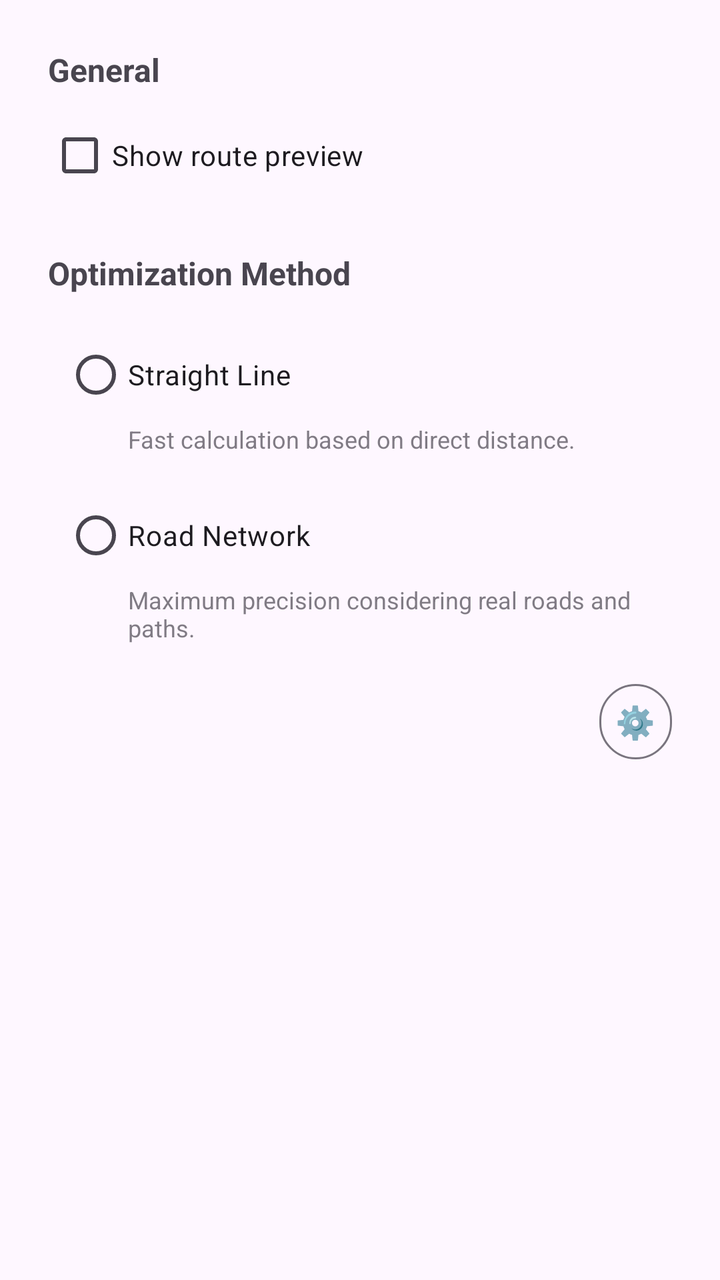
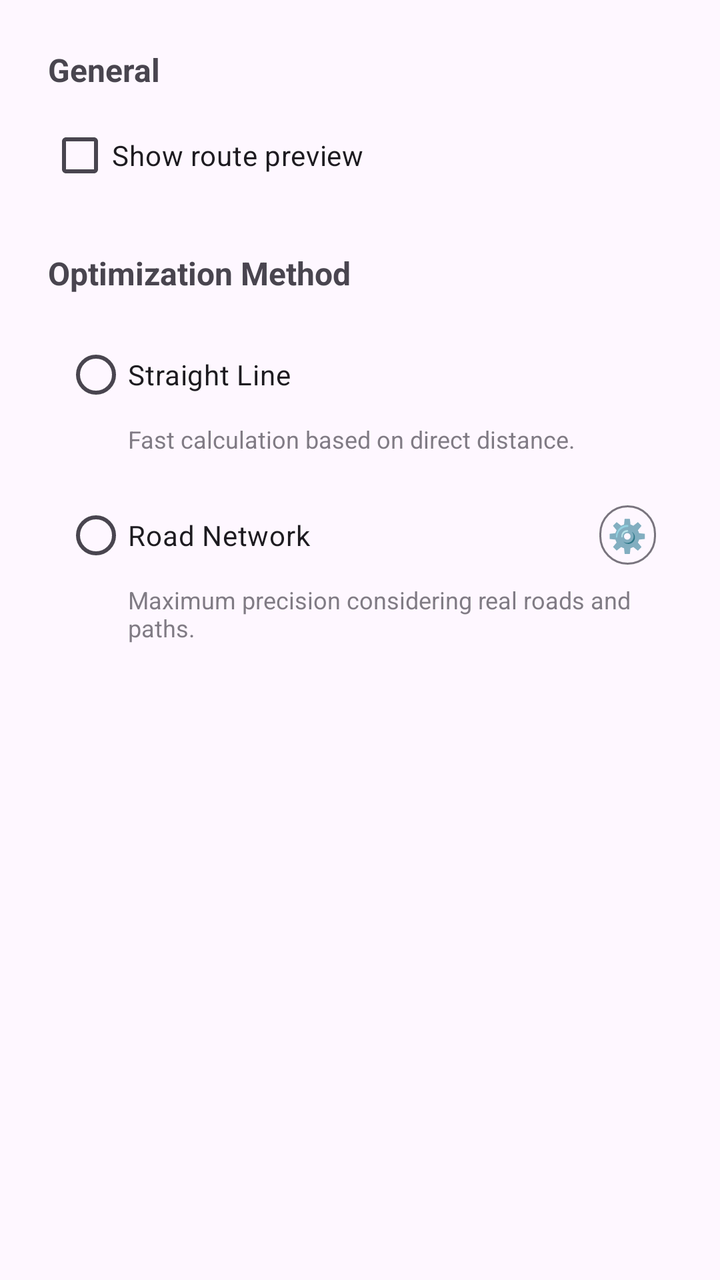

Two renders of the same Android screen: before a commit and after it. Below are the layout's source before the change and the commit's diff.
<!-- AndroidManifest.xml: application theme Theme.RouteoptimizerForGoogleMaps -->
<!-- res/layout/dialog_settings.xml -->
<?xml version="1.0" encoding="utf-8"?>
<LinearLayout xmlns:android="http://schemas.android.com/apk/res/android"
    android:layout_width="match_parent"
    android:layout_height="wrap_content"
    android:orientation="vertical"
    android:padding="24dp">

    
    <TextView
        android:id="@+id/tvGeneralLabel"
        android:layout_width="match_parent"
        android:layout_height="wrap_content"
        android:paddingBottom="8dp"
        android:text="@string/settings_section_general"
        android:textSize="16sp"
        android:textStyle="bold" />

    <CheckBox
        android:id="@+id/checkBoxShowPreview"
        android:layout_width="match_parent"
        android:layout_height="wrap_content"
        android:text="@string/settings_show_preview" />

    
    <TextView
        android:id="@+id/tvMethodLabel"
        android:layout_width="match_parent"
        android:layout_height="wrap_content"
        android:paddingTop="24dp"
        android:paddingBottom="8dp"
        android:text="@string/settings_section_optimization_method"
        android:textSize="16sp"
        android:textStyle="bold" />

    
    <LinearLayout
        android:id="@+id/layoutHaversine"
        android:layout_width="match_parent"
        android:layout_height="wrap_content"
        android:clickable="true"
        android:focusable="true"
        android:orientation="vertical"
        android:padding="8dp">

        <RadioButton
            android:id="@+id/rbHaversine"
            android:layout_width="match_parent"
            android:layout_height="wrap_content"
            android:clickable="false"
            android:text="@string/settings_method_haversine" />

        <TextView
            android:layout_width="match_parent"
            android:layout_height="wrap_content"
            android:layout_marginStart="32dp"
            android:alpha="0.7"
            android:text="@string/settings_method_haversine_desc"
            android:textSize="12sp" />
    </LinearLayout>

    
    <LinearLayout
        android:id="@+id/layoutOrs"
        android:layout_width="match_parent"
        android:layout_height="wrap_content"
        android:clickable="true"
        android:focusable="true"
        android:orientation="vertical"
        android:padding="8dp">

        <RadioButton
            android:id="@+id/rbOrs"
            android:layout_width="match_parent"
            android:layout_height="wrap_content"
            android:clickable="false"
            android:text="@string/settings_method_ors" />

        <TextView
            android:id="@+id/tvOrsDesc"
            android:layout_width="match_parent"
            android:layout_height="wrap_content"
            android:layout_marginStart="32dp"
            android:alpha="0.7"
            android:text="@string/settings_method_ors_desc"
            android:textSize="12sp" />
    </LinearLayout>

    <com.google.android.material.button.MaterialButton
        android:id="@+id/btnConfigureOrs"
        style="?attr/materialButtonOutlinedStyle"
        android:layout_width="wrap_content"
        android:layout_height="wrap_content"
        android:layout_gravity="end"
        android:layout_marginTop="8dp"
        android:minWidth="0dp"
        android:minHeight="0dp"
        android:padding="8dp"
        android:text="⚙️"
        android:textSize="16sp" />

</LinearLayout>
<!-- resources referenced by this layout -->
<resources>
  <string name="settings_method_haversine">Straight Line</string>
  <string name="settings_method_haversine_desc">Fast calculation based on direct distance.</string>
  <string name="settings_method_ors">Road Network</string>
  <string name="settings_method_ors_desc">Maximum precision considering real roads and paths.</string>
  <string name="settings_section_general">General</string>
  <string name="settings_section_optimization_method">Optimization Method</string>
  <string name="settings_show_preview">Show route preview</string>
  <style name="Theme.RouteoptimizerForGoogleMaps" parent="Base.Theme.RouteoptimizerForGoogleMaps" />
  <style name="Base.Theme.RouteoptimizerForGoogleMaps" parent="Theme.Material3.DayNight">
          
          
      </style>
</resources>

<!-- the commit's change to res/layout/dialog_settings.xml (unified diff, before → after) -->
@@ -68,12 +68,32 @@
         android:orientation="vertical"
         android:padding="8dp">
 
-        <RadioButton
-            android:id="@+id/rbOrs"
+        <LinearLayout
             android:layout_width="match_parent"
             android:layout_height="wrap_content"
-            android:clickable="false"
-            android:text="@string/settings_method_ors" />
+            android:gravity="center_vertical"
+            android:orientation="horizontal">
+
+            <RadioButton
+                android:id="@+id/rbOrs"
+                android:layout_width="0dp"
+                android:layout_height="wrap_content"
+                android:layout_weight="1"
+                android:clickable="false"
+                android:text="@string/settings_method_ors" />
+
+            <com.google.android.material.button.MaterialButton
+                android:id="@+id/btnConfigureOrs"
+                style="?attr/materialButtonOutlinedStyle"
+                android:layout_width="wrap_content"
+                android:layout_height="wrap_content"
+                android:layout_marginStart="8dp"
+                android:minWidth="0dp"
+                android:minHeight="0dp"
+                android:padding="4dp"
+                android:text="⚙️"
+                android:textSize="16sp" />
+        </LinearLayout>
 
         <TextView
             android:id="@+id/tvOrsDesc"
@@ -85,17 +105,4 @@
             android:textSize="12sp" />
     </LinearLayout>
 
-    <com.google.android.material.button.MaterialButton
-        android:id="@+id/btnConfigureOrs"
-        style="?attr/materialButtonOutlinedStyle"
-        android:layout_width="wrap_content"
-        android:layout_height="wrap_content"
-        android:layout_gravity="end"
-        android:layout_marginTop="8dp"
-        android:minWidth="0dp"
-        android:minHeight="0dp"
-        android:padding="8dp"
-        android:text="⚙️"
-        android:textSize="16sp" />
-
 </LinearLayout>
